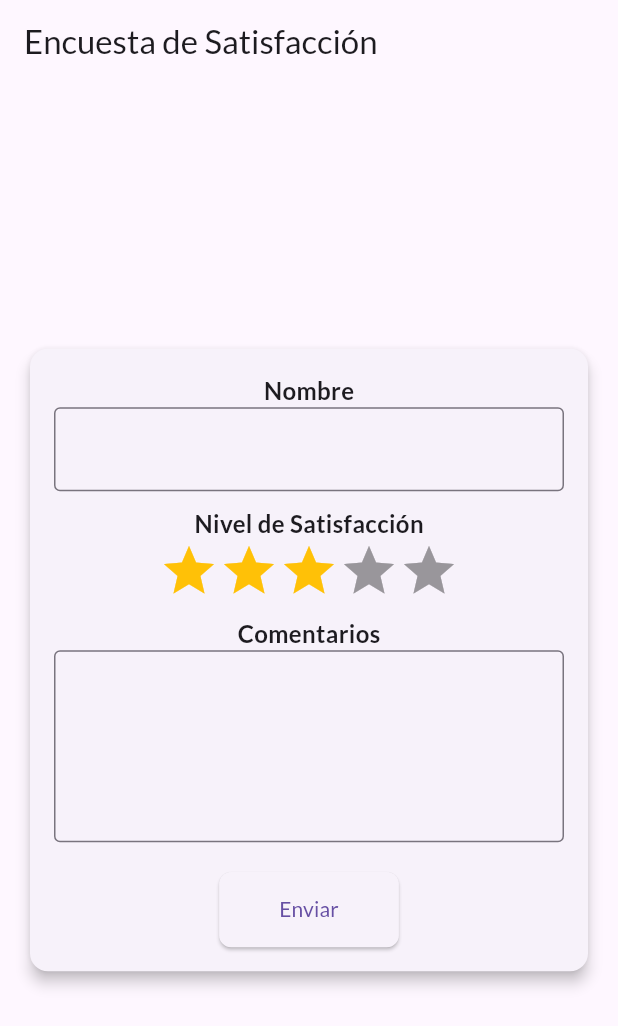
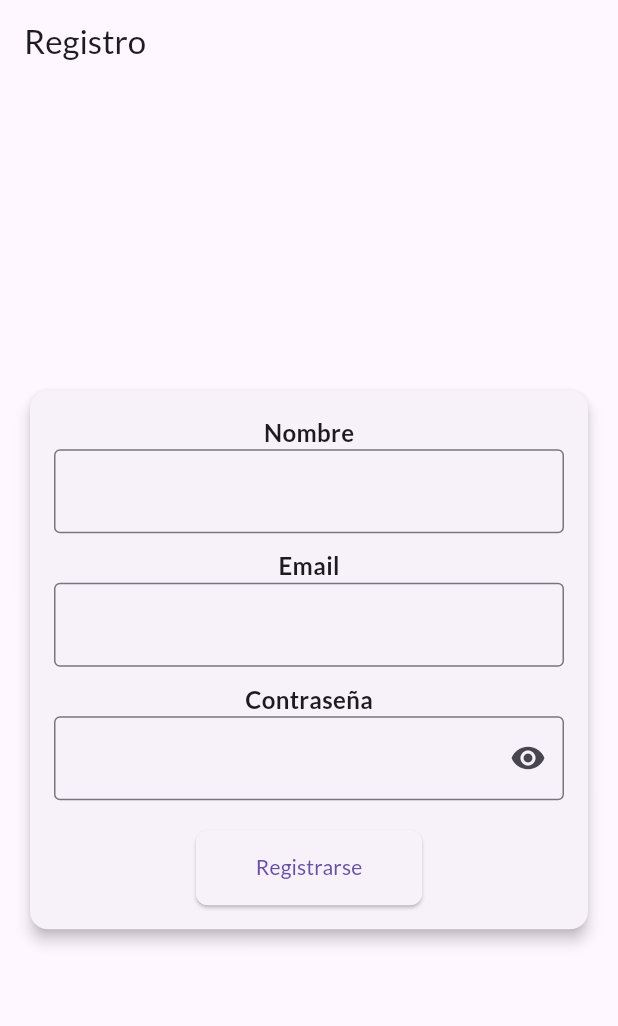
Before and after one commit to Zonoxply29/forms_flutter, a Flutter app: the screen it shows after launch, on a phone screen of 412 x 824 dp. Shown: the top 1026 px of the screen. Run offline on Flutter 3.47's test engine with Material 3 defaults, Android fonts, the phone set to English and light mode, and no system bars; drawn by our look-alikes of flutter_rating_bar; our stand-ins replace google_fonts.

Commit message:
Agregando el Ejercicio de Formulario Registro

```diff
--- a/lib/main.dart
+++ b/lib/main.dart
@@ -18,47 +18,43 @@ class MyApp extends StatelessWidget {
         primarySwatch: Colors.blue,
         textTheme: GoogleFonts.latoTextTheme(),
       ),
-      home: SatisfactionSurveyForm(),
+      home: RegistrationForm(),
     );
   }
 }
 
-class SatisfactionSurveyForm extends StatefulWidget {
+class RegistrationForm extends StatefulWidget {
   @override
-  _SatisfactionSurveyFormState createState() => _SatisfactionSurveyFormState();
+  _RegistrationFormState createState() => _RegistrationFormState();
 }
 
-class _SatisfactionSurveyFormState extends State<SatisfactionSurveyForm> {
+class _RegistrationFormState extends State<RegistrationForm> {
   final _formKey = GlobalKey<FormState>();
   final TextEditingController _nameController = TextEditingController();
-  final TextEditingController _commentController = TextEditingController();
-  double _rating = 3;
+  final TextEditingController _emailController = TextEditingController();
+  final TextEditingController _passwordController = TextEditingController();
+  bool _obscurePassword = true;
 
   void _submitForm() {
     if (_formKey.currentState!.validate()) {
       String name = _nameController.text;
-      String comment = _commentController.text;
+      String email = _emailController.text;
+      String password = _passwordController.text;
 
       print("Nombre: $name");
-      print("Nivel de Satisfacción: $_rating estrellas");
-      print("Comentario: $comment");
+      print("Email: $email");
+      print("Contraseña: $password");
 
       ScaffoldMessenger.of(context).showSnackBar(
-        SnackBar(content: Text('Encuesta enviada con éxito')),
+        SnackBar(content: Text('Registro exitoso')),
       );
-
-      _nameController.clear();
-      _commentController.clear();
-      setState(() {
-        _rating = 3;
-      });
     }
   }
 
   @override
   Widget build(BuildContext context) {
     return Scaffold(
-      appBar: AppBar(title: Text('Encuesta de Satisfacción')),
+      appBar: AppBar(title: Text('Registro')),
       body: Center(
         child: SingleChildScrollView(
           child: Padding(
@@ -87,36 +83,39 @@ class _SatisfactionSurveyFormState extends State<SatisfactionSurveyForm> {
                               value!.isEmpty ? 'Ingrese su nombre' : null,
                         ),
                         SizedBox(height: 10),
-                        Text('Nivel de Satisfacción',
-                            style: TextStyle(
-                                fontSize: 16, fontWeight: FontWeight.bold)),
-                        RatingBar.builder(
-                          initialRating: _rating,
-                          minRating: 1,
-                          direction: Axis.horizontal,
-                          allowHalfRating: true,
-                          itemCount: 5,
-                          itemBuilder: (context, _) => Icon(
-                            Icons.star,
-                            color: Colors.amber,
-                          ),
-                          onRatingUpdate: (rating) {
-                            setState(() {
-                              _rating = rating;
-                            });
-                          },
-                        ),
-                        SizedBox(height: 10),
-                        Text('Comentarios',
+                        Text('Email',
                             style: TextStyle(
                                 fontSize: 16, fontWeight: FontWeight.bold)),
                         TextFormField(
-                          controller: _commentController,
-                          maxLines: 4,
+                          controller: _emailController,
+                          keyboardType: TextInputType.emailAddress,
                           decoration:
                               InputDecoration(border: OutlineInputBorder()),
                           validator: (value) =>
-                              value!.isEmpty ? 'Ingrese su comentario' : null,
+                              value!.isEmpty ? 'Ingrese su email' : null,
+                        ),
+                        SizedBox(height: 10),
+                        Text('Contraseña',
+                            style: TextStyle(
+                                fontSize: 16, fontWeight: FontWeight.bold)),
+                        TextFormField(
+                          controller: _passwordController,
+                          obscureText: _obscurePassword,
+                          decoration: InputDecoration(
+                            border: OutlineInputBorder(),
+                            suffixIcon: IconButton(
+                              icon: Icon(_obscurePassword
+                                  ? Icons.visibility
+                                  : Icons.visibility_off),
+                              onPressed: () {
+                                setState(() {
+                                  _obscurePassword = !_obscurePassword;
+                                });
+                              },
+                            ),
+                          ),
+                          validator: (value) =>
+                              value!.isEmpty ? 'Ingrese su contraseña' : null,
                         ),
                         SizedBox(height: 20),
                         ElevatedButton(
@@ -127,7 +126,7 @@ class _SatisfactionSurveyFormState extends State<SatisfactionSurveyForm> {
                             shape: RoundedRectangleBorder(
                                 borderRadius: BorderRadius.circular(8)),
                           ),
-                          child: Text('Enviar'),
+                          child: Text('Registrarse'),
                         ),
                       ],
                     ),
```
